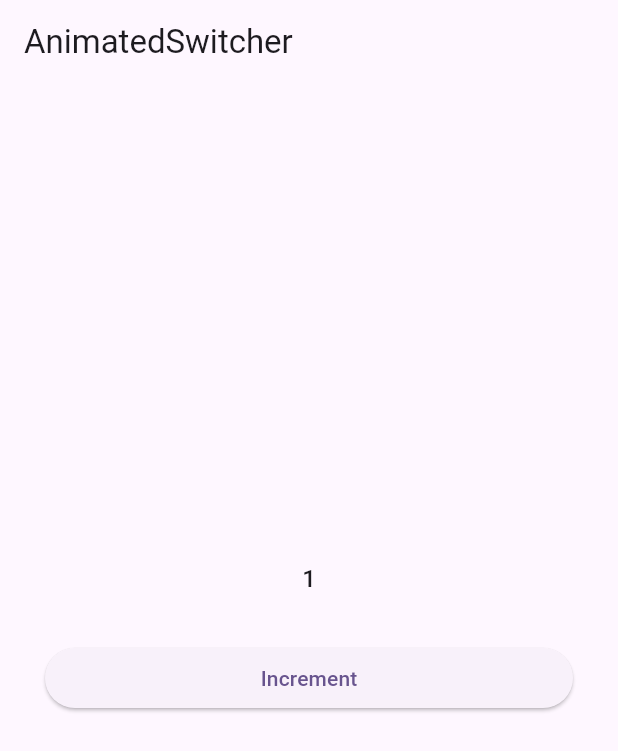
After one commit to greenhelix/dev_logs, a Flutter app: the screen it shows after launch, after a tap on "Increment", on a phone screen of 412 x 824 dp. The commit adds this screen. Shown: the top 751 px of the screen. Run offline on Flutter 3.47's test engine with Material 3 defaults, Android fonts, the phone set to English and light mode, and no system bars.

Commit message:
Flutter UI Study 3
## Implicit Animation Sample
AnimatedThemeScreen
AnimatedDefaultTextStyleScreen
AnimatedSwitcherScreen
AnimatedSizeScreen
AnimatedPositionedScreen
AnimatedPhysicalModelScreen
AnimatedPaddingScreen
AnimatedOpacityScreen
AnimatedDefaultTextStyleScreen
AnimatedCrossFadeScreen

```diff
--- /dev/null
+++ b/Flutter/flutter_ui_study/lib/AnimatedSwitcherScreen.dart
@@ -0,0 +1,47 @@
+import 'package:flutter/material.dart';
+
+class AnimatedSwitcherScreen extends StatefulWidget {
+  @override
+  _AnimatedPositionedDirectionalScreenState createState() =>
+      _AnimatedPositionedDirectionalScreenState();
+}
+
+class _AnimatedPositionedDirectionalScreenState
+    extends State<AnimatedSwitcherScreen> {
+  int _count = 0;
+
+  @override
+  Widget build(BuildContext context) {
+    return Scaffold(
+      appBar: AppBar(title: Text('AnimatedSwitcher')),
+      body: Column(
+        mainAxisAlignment: MainAxisAlignment.center,
+        crossAxisAlignment: CrossAxisAlignment.stretch,
+        children: <Widget>[
+          AnimatedSwitcher(
+            duration: const Duration(milliseconds: 500),
+            transitionBuilder: (Widget child, Animation<double> animation) {
+              return ScaleTransition(child: child, scale: animation);
+            },
+            child: Text(
+              '$_count',
+              key: ValueKey<int>(_count),
+              style: Theme.of(context).textTheme.titleMedium,
+            ),
+          ),
+          Container(
+            padding: EdgeInsets.all(30.0),
+            child: ElevatedButton(
+              child: const Text('Increment'),
+              onPressed: () {
+                setState(() {
+                  _count += 1;
+                });
+              },
+            ),
+          ),
+        ],
+      ),
+    );
+  }
+}
--- a/Flutter/flutter_ui_study/lib/main.dart
+++ b/Flutter/flutter_ui_study/lib/main.dart
@@ -1,11 +1,20 @@
 import 'package:flutter/material.dart';
 import 'package:flutter_ui_study/AnimatedAlignScreen.dart';
 import 'AnimatedContainerScreen.dart';
+import 'AnimatedCrossFadeScreen.dart';
+import 'AnimatedDefaultTextStyleScreen.dart';
+import 'AnimatedOpacityScreen.dart';
+import 'AnimatedPaddingScreen.dart';
+import 'AnimatedPhysicalModelScreen.dart';
+import 'AnimatedPositionedScreen.dart';
+import 'AnimatedSizeScreen.dart';
+import 'AnimatedSwitcherScreen.dart';
+import 'AnimatedThemeScreen.dart';
 
 void main() {
-  // runApp(const MyApp());
+  runApp(const MyApp());
   // runApp(AnimatedAlignScreen());
-  runApp(AnimatedContainerScreen());
+  // runApp(AnimatedContainerScreen());
 }
 
 class MyApp extends StatelessWidget {
@@ -20,7 +29,17 @@ class MyApp extends StatelessWidget {
         colorScheme: ColorScheme.fromSeed(seedColor: Colors.deepPurple),
       ),
       // home: const MyHomePage(title: 'Flutter Demo Home Page'),
-      home: AnimatedAlignScreen(),
+      // home: AnimatedAlignScreen(),
+      // home: AnimatedContainerScreen(),
+      // home: AnimatedDefaultTextStyleScreen(),
+      // home: AnimatedOpacityScreen(),
+      // home: AnimatedPaddingScreen(),
+      // home: AnimatedPhysicalModelScreen(),
+      // home: AnimatedPositionedScreen(),
+      // home: AnimatedThemeScreen(),
+      // home: AnimatedSizeScreen(),
+      // home: AnimatedCrossFadeScreen(),
+      home: AnimatedSwitcherScreen(),
     );
   }
 
```
Also changed, not shown: Flutter/flutter_ui_study/lib/AnimatedCrossFadeScreen.dart (added, +35 -0 lines), Flutter/flutter_ui_study/lib/AnimatedDefaultTextStyleScreen.dart (added, +40 -0 lines), Flutter/flutter_ui_study/lib/AnimatedOpacityScreen.dart (added, +40 -0 lines), Flutter/flutter_ui_study/lib/AnimatedPaddingScreen.dart (added, +41 -0 lines), Flutter/flutter_ui_study/lib/AnimatedPhysicalModelScreen.dart (added, +47 -0 lines), Flutter/flutter_ui_study/lib/AnimatedPositionedScreen.dart (added, +40 -0 lines), Flutter/flutter_ui_study/lib/AnimatedSizeScreen.dart (added, +40 -0 lines), Flutter/flutter_ui_study/lib/AnimatedThemeScreen.dart (added, +41 -0 lines), 1 other file.
